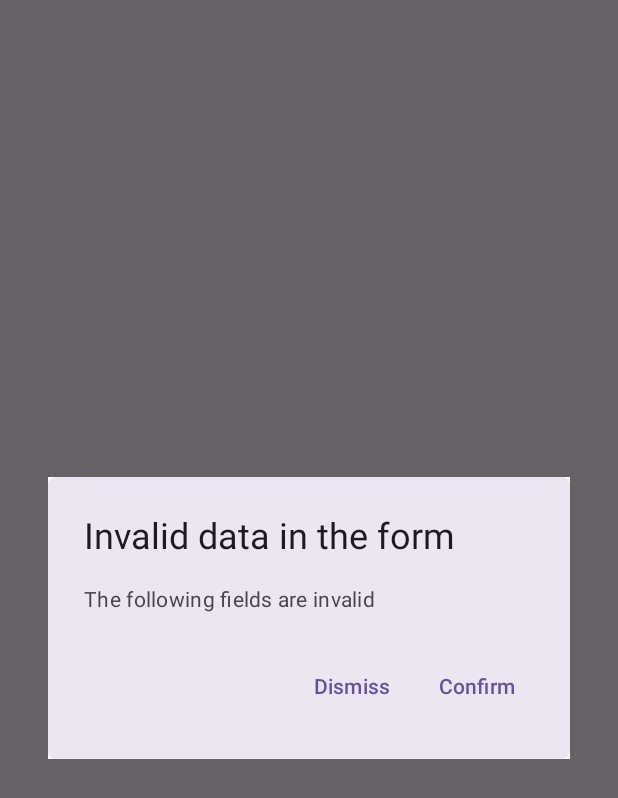
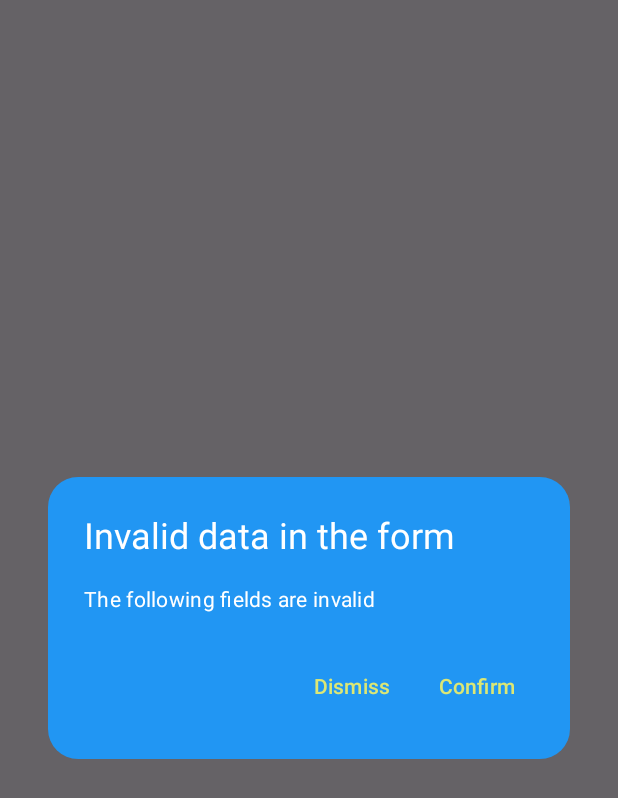
Before and after one commit to juandspcf-bit/Composable_GUI_For_EVAL-HCRWATCH4Z, an Android app built with Jetpack Compose: the composable ValidationAlertDialog shown on its own in the app's theme, on a phone screen of 412 x 824 dp. Shown: the top 798 px of the screen. Run offline under Robolectric (Android 15) with nearby library versions, the phone set to English and light mode, and no system bars; our stand-ins replace accompanist.

Commit message:
customizing alert dialog for invalid data in personal field

```diff
--- a/app/src/main/java/com/icxcu/adsmartbandapp/screens/personaInfoScreen/personalInfoFormScaffold.kt
+++ b/app/src/main/java/com/icxcu/adsmartbandapp/screens/personaInfoScreen/personalInfoFormScaffold.kt
@@ -204,7 +204,10 @@ fun ValidationAlertDialog(
                     setVisibilityAlertDialogStatusPersonalInfo(false)
                 }
             ) {
-                Text(text = "Confirm")
+                Text(
+                    text = "Confirm",
+                    color = Color(0xFFDCE775),
+                )
             }
         },
         dismissButton = {
@@ -214,7 +217,10 @@ fun ValidationAlertDialog(
                     setVisibilityAlertDialogStatusPersonalInfo(false)
                 }
             ) {
-                Text(text = "Dismiss")
+                Text(
+                    text = "Dismiss",
+                    color = Color(0xFFDCE775),
+                )
             }
         },
         title = {
@@ -226,8 +232,11 @@ fun ValidationAlertDialog(
         modifier = Modifier
             .fillMaxWidth()
             .padding(32.dp)
-            .background(Color.White),
-        shape = RoundedCornerShape(5.dp),
+            .background(Color.Transparent),
+        shape = RoundedCornerShape(20.dp),
+        containerColor = Color(0xFF2196F3),
+        textContentColor = Color.White,
+        titleContentColor = Color.White
 
         )
 }
```
